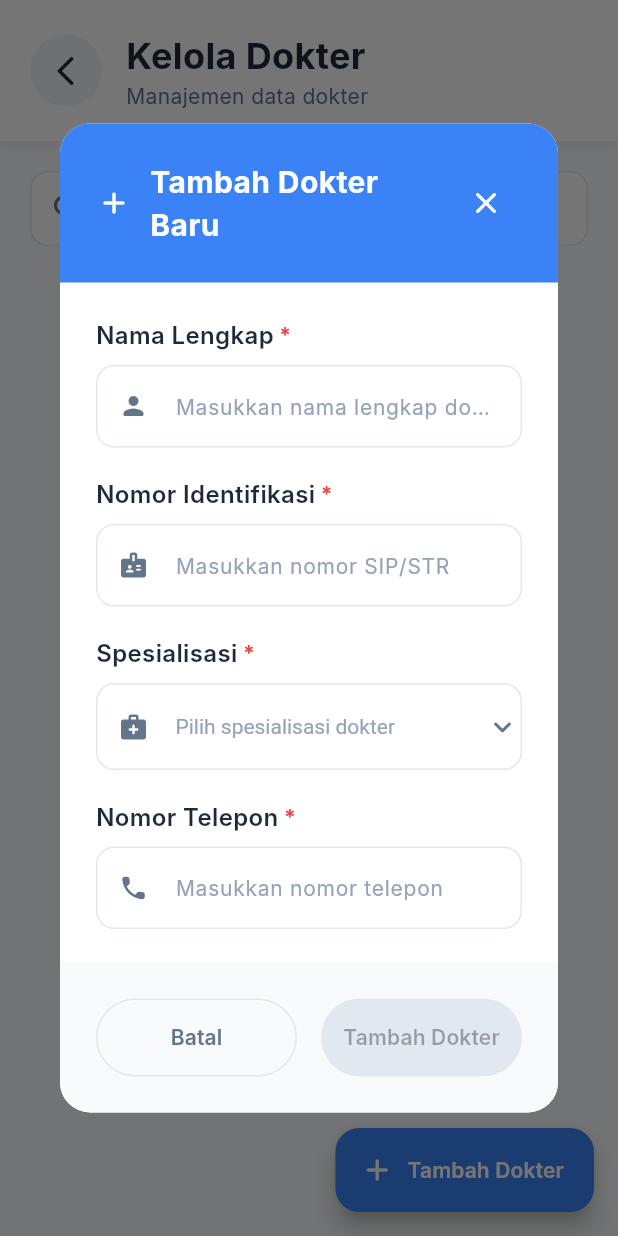
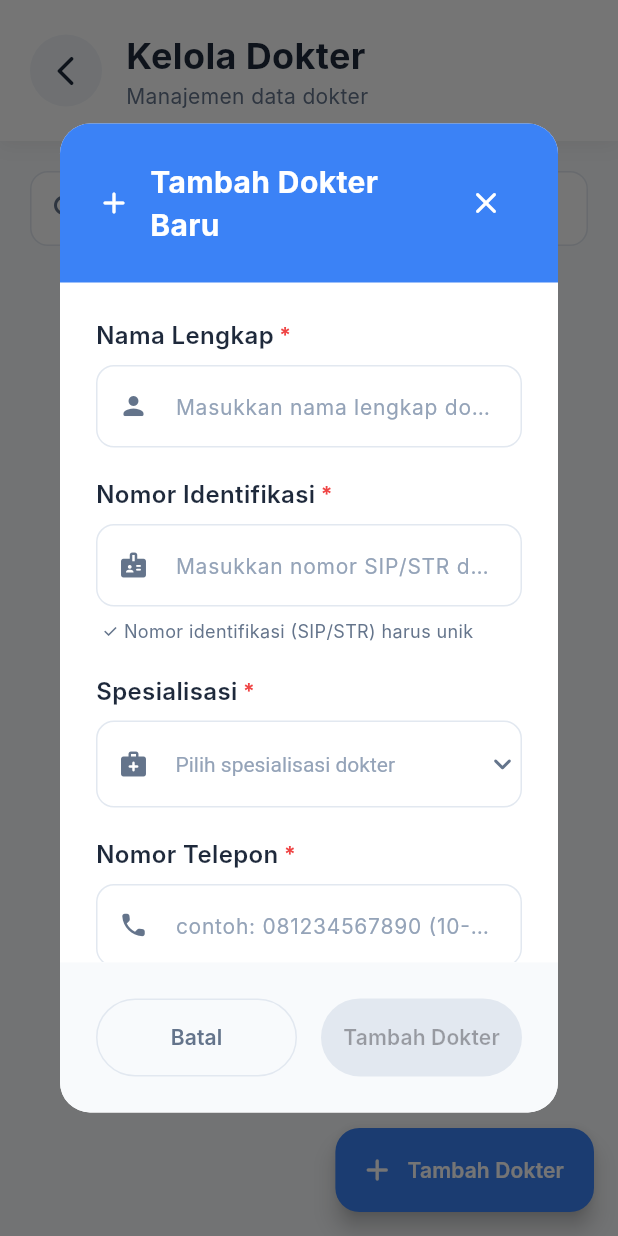
Before and after one commit to HilmiAfifi24/antrean_online, a Flutter app: the DoctorsPage screen opened by its route, after a tap on "Tambah Dokter", on a phone screen of 412 x 824 dp. Run offline on Flutter 3.47's test engine with Material 3 defaults, Android fonts, the phone set to English and light mode, and no system bars; our stand-ins replace cloud_firestore, firebase_auth, firebase_core, get; missing offline and left inert: firebase_app_check; accounts and stored records are empty; Roboto replaces fonts that are missing (Inter).

Commit message:
feat(admin-doctor): add unique field validation and real-time updates

```diff
--- a/lib/features/admin/doctor_view/domain/repositories/doctor_admin_repository.dart
+++ b/lib/features/admin/doctor_view/domain/repositories/doctor_admin_repository.dart
@@ -12,4 +12,9 @@ abstract class DoctorAdminRepository {
 
   // Method tambahan untuk manajemen penuh dokter
   Future<void> permanentlyDeleteDoctor(String id);
+
+  // Validation methods
+  Future<bool> isIdentificationNumberExists(String nomorIdentifikasi, {String? excludeDoctorId});
+  Future<bool> isPhoneNumberExists(String nomorTelepon, {String? excludeDoctorId});
+  Future<bool> isEmailExists(String email, {String? excludeDoctorId});
 }
--- a/lib/features/admin/doctor_view/presentation/controllers/doctor_admin_controller.dart
+++ b/lib/features/admin/doctor_view/presentation/controllers/doctor_admin_controller.dart
@@ -182,12 +182,44 @@ class DoctorController extends GetxController {
     update();
   }
 
-  // Add new doctor - PERBAIKI INI
+  // Add new doctor dengan validasi lengkap
   Future<void> addNewDoctor() async {
     if (!_isFormValid.value) return;
 
     try {
       _isLoading.value = true;
+      update();
+
+      // VALIDASI 1: Email harus berakhiran @pens.ac.id
+      final email = emailController.text.trim();
+      if (!email.endsWith('@pens.ac.id')) {
+        _showError('Email harus menggunakan domain @pens.ac.id');
+        return;
+      }
+
+      // VALIDASI 2: Cek nomor identifikasi sudah ada atau belum
+      final identificationExists = await Get.find<DoctorAdminRepository>()
+          .isIdentificationNumberExists(identificationController.text.trim());
+      if (identificationExists) {
+        _showError('Nomor identifikasi sudah digunakan oleh dokter lain');
+        return;
+      }
+
+      // VALIDASI 3: Cek nomor telepon sudah ada atau belum
+      final phoneExists = await Get.find<DoctorAdminRepository>()
+          .isPhoneNumberExists(phoneController.text.trim());
+      if (phoneExists) {
+        _showError('Nomor telepon sudah digunakan oleh dokter lain');
+        return;
+      }
+
+      // VALIDASI 4: Cek email sudah ada atau belum
+      final emailExists = await Get.find<DoctorAdminRepository>()
+          .isEmailExists(email);
+      if (emailExists) {
+        _showError('Email sudah digunakan oleh dokter lain');
+        return;
+      }
 
       final doctor = DoctorAdminEntity(
         id: '', // Will be generated by Firestore
@@ -196,12 +228,12 @@ class DoctorController extends GetxController {
         nomorIdentifikasi: identificationController.text.trim(),
         spesialisasi: _selectedSpecialization.value,
         nomorTelepon: phoneController.text.trim(),
-        email: emailController.text.trim(),
+        email: email,
         isActive: true,
         createdAt: DateTime.now(),
       );
 
-      // KIRIM PASSWORD JUGA
+      // Simpan dengan password
       await addDoctor(doctor, passwordController.text.trim());
       _clearForm();
       await loadDoctors(); // Refresh list
@@ -212,22 +244,64 @@ class DoctorController extends GetxController {
       _showError('Gagal menambahkan dokter: ${e.toString()}');
     } finally {
       _isLoading.value = false;
+      update();
     }
   }
 
-  // Update existing doctor
+  // Update existing doctor dengan validasi lengkap
   Future<void> updateExistingDoctor(String id) async {
     if (!_isFormValid.value || _currentDoctor.value == null) return;
 
     try {
       _isLoading.value = true;
+      update();
+
+      // VALIDASI 1: Email harus berakhiran @pens.ac.id
+      final email = emailController.text.trim();
+      if (!email.endsWith('@pens.ac.id')) {
+        _showError('Email harus menggunakan domain @pens.ac.id');
+        return;
+      }
+
+      // VALIDASI 2: Cek nomor identifikasi sudah ada atau belum (exclude current doctor)
+      final identificationExists = await Get.find<DoctorAdminRepository>()
+          .isIdentificationNumberExists(
+            identificationController.text.trim(),
+            excludeDoctorId: id,
+          );
+      if (identificationExists) {
+        _showError('Nomor identifikasi sudah digunakan oleh dokter lain');
+        return;
+      }
+
+      // VALIDASI 3: Cek nomor telepon sudah ada atau belum (exclude current doctor)
+      final phoneExists = await Get.find<DoctorAdminRepository>()
+          .isPhoneNumberExists(
+            phoneController.text.trim(),
+            excludeDoctorId: id,
+          );
+      if (phoneExists) {
+        _showError('Nomor telepon sudah digunakan oleh dokter lain');
+        return;
+      }
+
+      // VALIDASI 4: Cek email sudah ada atau belum (exclude current doctor)
+      final emailExists = await Get.find<DoctorAdminRepository>()
+          .isEmailExists(
+            email,
+            excludeDoctorId: id,
+          );
+      if (emailExists) {
+        _showError('Email sudah digunakan oleh dokter lain');
+        return;
+      }
 
       final doctor = _currentDoctor.value!.copyWith(
         namaLengkap: nameController.text.trim(),
         nomorIdentifikasi: identificationController.text.trim(),
         spesialisasi: _selectedSpecialization.value,
         nomorTelepon: phoneController.text.trim(),
-        email: emailController.text.trim(),
+        email: email,
         updatedAt: DateTime.now(),
       );
 
@@ -241,6 +315,7 @@ class DoctorController extends GetxController {
       _showError('Gagal memperbarui data dokter: ${e.toString()}');
     } finally {
       _isLoading.value = false;
+      update();
     }
   }
 
@@ -325,7 +400,7 @@ class DoctorController extends GetxController {
     _isFormValid.value = false;
   }
 
-  // Validate form - PERBAIKI INI
+  // Validate form dengan validasi email domain @pens.ac.id
   void _validateForm() {
     final name = nameController.text.trim();
     final identification = identificationController.text.trim();
@@ -337,12 +412,18 @@ class DoctorController extends GetxController {
     // Untuk add: perlu password, untuk edit: tidak perlu password
     final isAddMode = _currentDoctor.value == null;
 
+    // Validasi email format dan domain @pens.ac.id
+    final isEmailValid = GetUtils.isEmail(email) && email.endsWith('@pens.ac.id');
+
+    // Validasi nomor telepon (hanya angka, minimal 10 digit)
+    final isPhoneValid = phone.isNotEmpty &&
+                         RegExp(r'^[0-9]{10,15}$').hasMatch(phone);
+
     _isFormValid.value = name.isNotEmpty &&
         identification.isNotEmpty &&
-        phone.isNotEmpty &&
-        email.isNotEmpty &&
+        isPhoneValid &&
+        isEmailValid &&
         specialization.isNotEmpty &&
-        GetUtils.isEmail(email) &&
         (isAddMode ? password.length >= 6 : true); // Password minimal 6 karakter untuk add
   }
 
--- a/lib/features/admin/doctor_view/presentation/widgets/add_edit_doctor_dialog.dart
+++ b/lib/features/admin/doctor_view/presentation/widgets/add_edit_doctor_dialog.dart
@@ -86,9 +86,20 @@ class AddEditDoctorDialog extends StatelessWidget {
                     _buildFormField(
                       label: 'Nomor Identifikasi',
                       controller: controller.identificationController,
-                      hint: 'Masukkan nomor SIP/STR',
+                      hint: 'Masukkan nomor SIP/STR dokter',
                       icon: Icons.badge_rounded,
                       required: true,
+                    ),
+
+                    Padding(
+                      padding: const EdgeInsets.only(top: 8, left: 4),
+                      child: Text(
+                        '✓ Nomor identifikasi (SIP/STR) harus unik',
+                        style: TextStyle(
+                          fontSize: 12,
+                          color: const Color(0xFF64748B),
+                        ),
+                      ),
                     ),
 
                     const SizedBox(height: 20),
@@ -102,10 +113,21 @@ class AddEditDoctorDialog extends StatelessWidget {
                     _buildFormField(
                       label: 'Nomor Telepon',
                       controller: controller.phoneController,
-                      hint: 'Masukkan nomor telepon',
+                      hint: 'contoh: 081234567890 (10-15 digit)',
                       icon: Icons.phone_rounded,
                       keyboardType: TextInputType.phone,
                       required: true,
+                    ),
+
+                    Padding(
+                      padding: const EdgeInsets.only(top: 8, left: 4),
+                      child: Text(
+                        '✓ Nomor telepon harus unik (10-15 digit)',
+                        style: TextStyle(
+                          fontSize: 12,
+                          color: const Color(0xFF64748B),
+                        ),
+                      ),
                     ),
 
                     const SizedBox(height: 20),
@@ -114,25 +136,28 @@ class AddEditDoctorDialog extends StatelessWidget {
                     _buildFormField(
                       label: 'Email',
                       controller: controller.emailController,
-                      hint: 'Masukkan alamat email',
+                      hint: 'contoh: nama@pens.ac.id',
                       icon: Icons.email_rounded,
                       keyboardType: TextInputType.emailAddress,
                       required: true,
                       enabled: !isEditing, // Email tidak bisa diubah saat edit
                     ),
 
-                    if (isEditing)
-                      Padding(
-                        padding: const EdgeInsets.only(top: 8),
-                        child: Text(
-                          'Email tidak dapat diubah setelah akun dibuat',
-                          style: TextStyle(
-                            fontSize: 12,
-                            color: const Color(0xFF64748B),
-                            fontStyle: FontStyle.italic,
-                          ),
+                    Padding(
+                      padding: const EdgeInsets.only(top: 8, left: 4),
+                      child: Text(
+                        isEditing
+                          ? '⚠️ Email tidak dapat diubah setelah akun dibuat'
+                          : '✓ Email harus menggunakan domain @pens.ac.id',
+                        style: TextStyle(
+                          fontSize: 12,
+                          color: isEditing
+                            ? const Color(0xFF64748B)
+                            : const Color(0xFF3B82F6),
+                          fontStyle: isEditing ? FontStyle.italic : FontStyle.normal,
                         ),
                       ),
+                    ),
 
                     // Password Field (hanya untuk mode tambah)
                     if (!isEditing) ...[
--- a/lib/features/admin/home/presentation/controllers/admin_controller.dart
+++ b/lib/features/admin/home/presentation/controllers/admin_controller.dart
@@ -35,9 +35,9 @@ class AdminController extends GetxController {
 
   void _setupRealtimeListener() {
     _statsSubscription?.cancel();
+    // Listen to doctors collection untuk auto-update saat ada perubahan
     _statsSubscription = FirebaseFirestore.instance
-        .collection('users')
-        .where('role', isEqualTo: 'dokter')
+        .collection('doctors')
         .snapshots()
         .listen((snapshot) {
       loadDashboardData();
```
Also changed, not shown: lib/features/admin/doctor_view/data/datasources/doctor_admin_remote_datasource.dart (+51 -0 lines), lib/features/admin/doctor_view/data/repositories/doctor_admin_repository_impl.dart (+15 -0 lines), lib/features/admin/home/data/datasources/admin_remote_data_source.dart (+4 -13 lines), lib/features/admin/home/presentation/pages/home_page.dart (+15 -1 lines), 2 other files.
